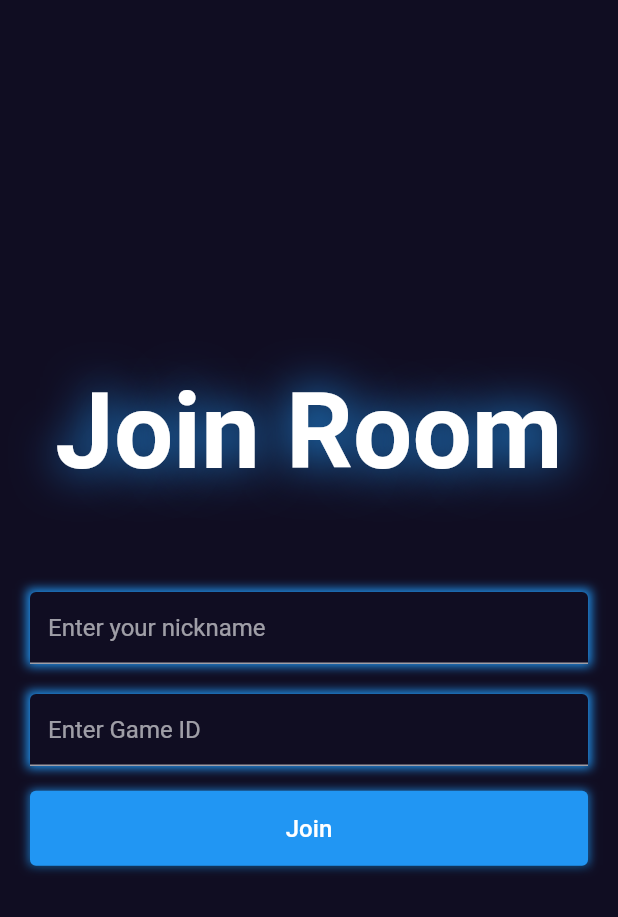
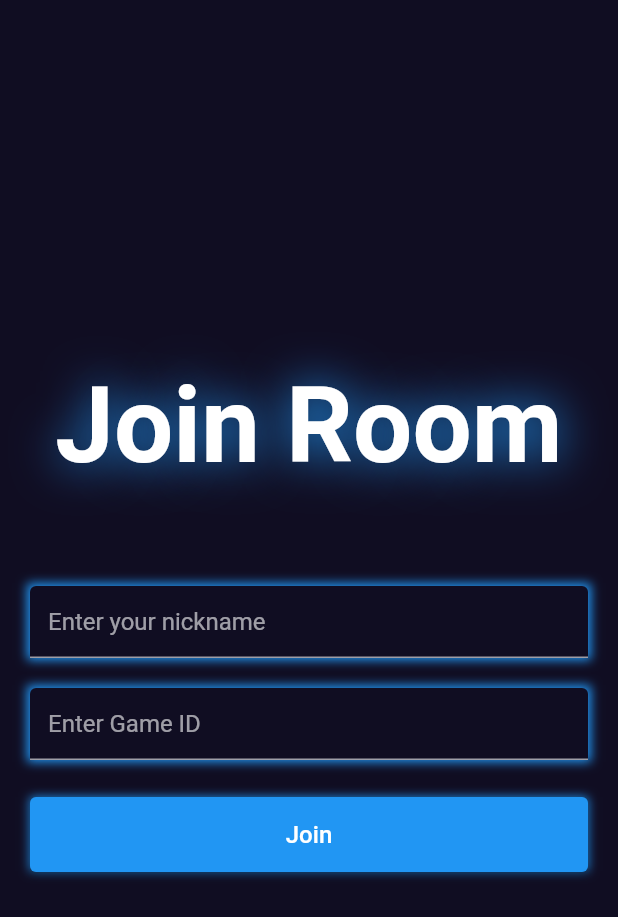
Before and after one commit to yomal-h/tictactoe_mp, a Flutter app: the JoinRoomScreen screen opened by its route, on a phone screen of 412 x 824 dp. Shown: the top 917 px of the screen. Run offline on Flutter 3.47's test engine with Material 2 defaults, Android fonts, the phone set to English and light mode, and no system bars.

Commit message:
Main menu ui done

```diff
--- a/lib/screens/join_room_screen.dart
+++ b/lib/screens/join_room_screen.dart
@@ -52,7 +52,7 @@ class _JoinRoomScreenState extends State<JoinRoomScreen> {
             ),
             CustomTextfield(
                 controller: _gameIdController, hintText: 'Enter Game ID'),
-            SizedBox(height: size.height * 0.02),
+            SizedBox(height: size.height * 0.03),
             CustomButton(onTap: (() {}), text: 'Join')
           ],
         ),
```
